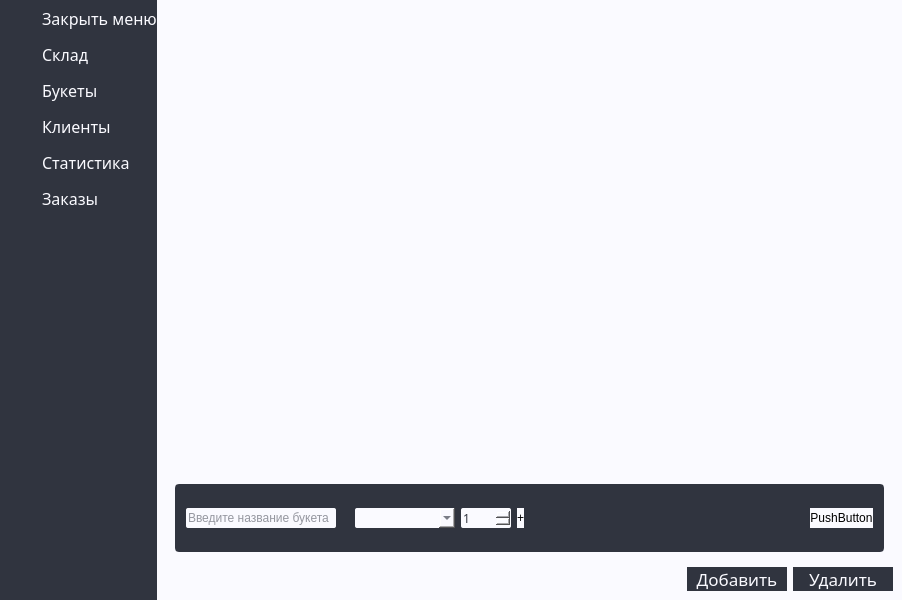
Before: the Qt Designer form Organiser/mainwindow.ui in et3rnalpain/Organiser, drawn with Qt 5.
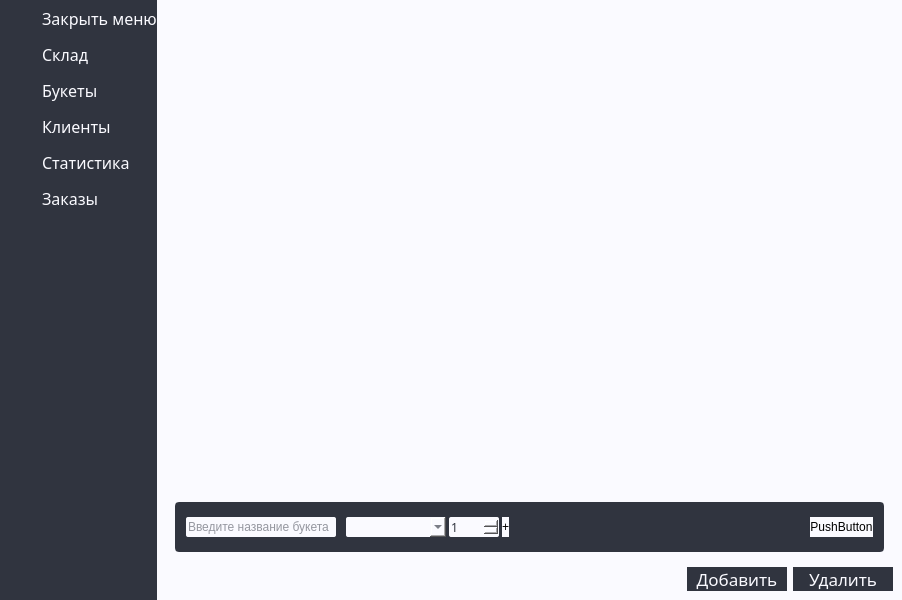
After: the same form once the commit is applied. Icons and pictures are not drawn.

Patch:
```diff
--- a/Organiser/mainwindow.ui
+++ b/Organiser/mainwindow.ui
@@ -1181,6 +1181,21 @@
                         <enum>QFrame::Raised</enum>
                        </property>
                        <layout class="QHBoxLayout" name="exmplLayout">
+                        <property name="spacing">
+                         <number>3</number>
+                        </property>
+                        <property name="leftMargin">
+                         <number>0</number>
+                        </property>
+                        <property name="topMargin">
+                         <number>0</number>
+                        </property>
+                        <property name="rightMargin">
+                         <number>0</number>
+                        </property>
+                        <property name="bottomMargin">
+                         <number>0</number>
+                        </property>
                         <item>
                          <widget class="QComboBox" name="flowersComboBox">
                           <property name="sizePolicy">
```
Left out of the diff: 14 changed lines with no effect on the pictures.
